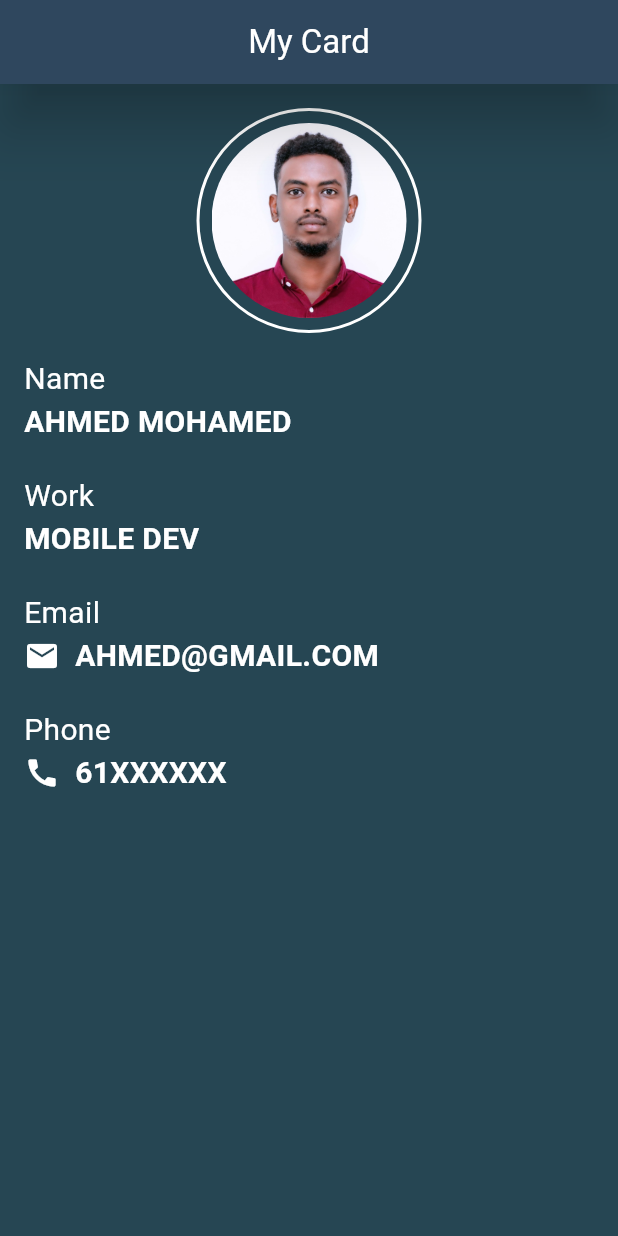
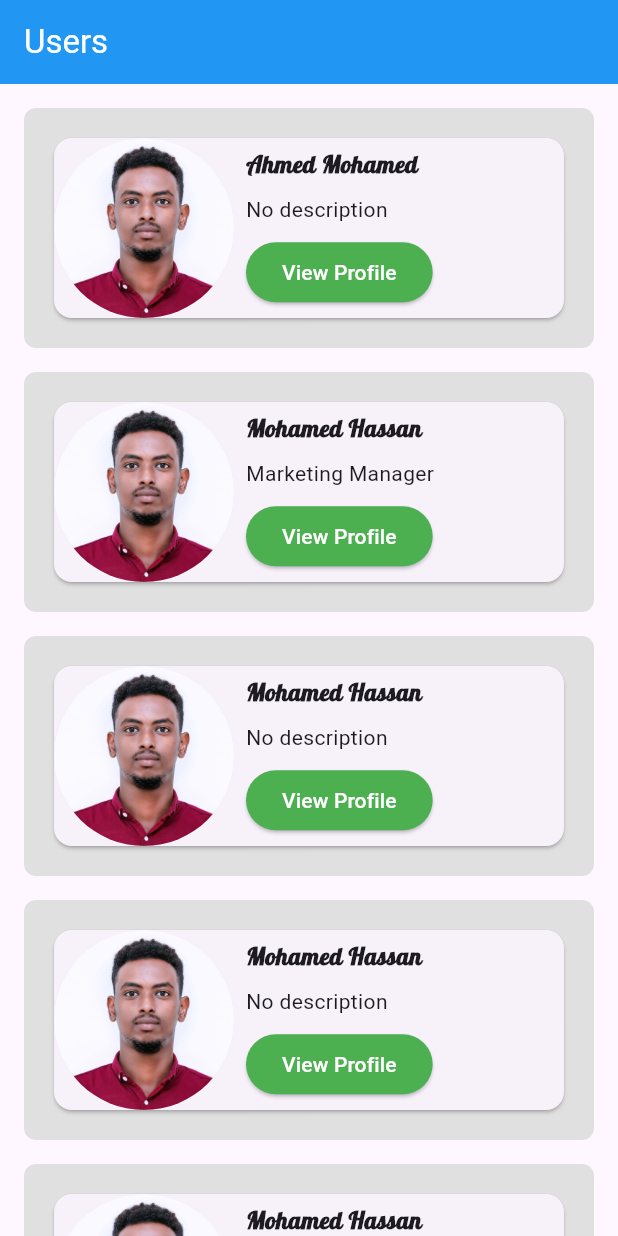
Before and after one commit to ahmed-moha/just-flutter-CA21, a Flutter app: the screen it shows after launch, on a phone screen of 412 x 824 dp. Run offline on Flutter 3.47's test engine with Material 3 defaults, Android fonts, the phone set to English and light mode, and no system bars.

Commit message:
Lesson Three

```diff
--- /dev/null
+++ b/lib/components/user_card.dart
@@ -0,0 +1,65 @@
+import 'package:flutter/material.dart';
+
+class UserCard extends StatelessWidget {
+  const UserCard({super.key,required this.imagePath,required this.title,this.description});
+final String imagePath;
+final String title;
+final String? description;
+  @override
+  Widget build(BuildContext context) {
+    return Container(
+            margin: const EdgeInsets.symmetric(horizontal: 16),
+            padding: const EdgeInsets.all(16),
+            decoration: BoxDecoration(
+                color: Colors.grey.shade300,
+                borderRadius: BorderRadius.circular(8)),
+            child:  Card(
+              child: Row(
+                children: [
+                   CircleAvatar(
+                    radius: 60,
+                    backgroundImage: AssetImage(imagePath),
+                  ),
+                  const SizedBox(
+                    width: 8,
+                  ),
+                  Column(
+                    crossAxisAlignment: CrossAxisAlignment.start,
+                    children: [
+                       Text(
+                        title,
+                        style: const TextStyle(
+                          fontSize: 16,
+                          fontWeight: FontWeight.bold,
+                          fontFamily: "lob"
+                        ),
+                      ),
+                      const SizedBox(
+                        height: 8,
+                      ),
+                       Text(
+                        description ?? "No description",
+                        style: const TextStyle(
+
+                            //  fontSize: 16
+                            ),
+                      ),
+                      const SizedBox(height: 8,),
+                      ElevatedButton(
+                        onPressed: (){
+                          print("TAPPED");
+                        },
+                        style: ElevatedButton.styleFrom(
+                          backgroundColor: Colors.green,
+                          foregroundColor: Colors.white
+                        ),
+                        child: const Text("View Profile"),
+                      )
+                    ],
+                  )
+                ],
+              ),
+            ),
+          );
+  }
+}
--- /dev/null
+++ b/lib/lesson 3/lesson_three.dart
@@ -0,0 +1,49 @@
+import 'package:ca212_flutter_app/components/user_card.dart';
+import 'package:flutter/material.dart';
+
+class LessonThree extends StatelessWidget {
+  const LessonThree({super.key});
+
+  @override
+  Widget build(BuildContext context) {
+    return Scaffold(
+      appBar: AppBar(
+        backgroundColor: Colors.blue,
+        title: const Text("Users"),
+        foregroundColor: Colors.white,
+      ),
+      body: const SingleChildScrollView(
+        scrollDirection: Axis.vertical,
+        child: Column(
+          children: [
+            SizedBox(
+              height: 16,
+            ),
+            UserCard(
+              imagePath: "images/1.jpeg",
+              title: "Ahmed Mohamed",
+            ),
+            SizedBox(
+              height: 16,
+            ),
+            UserCard(
+              imagePath: "images/1.jpeg",
+              title: "Mohamed Hassan",
+              description: "Marketing Manager",
+            ),
+            SizedBox(height: 16,),
+             UserCard(imagePath: "images/1.jpeg",title: "Mohamed Hassan",),
+             SizedBox(height: 16,),
+             UserCard(imagePath: "images/1.jpeg",title: "Mohamed Hassan",),
+             SizedBox(height: 16,),
+             UserCard(imagePath: "images/1.jpeg",title: "Mohamed Hassan",),
+             SizedBox(height: 16,),
+             UserCard(imagePath: "images/1.jpeg",title: "Mohamed Hassan",),
+             SizedBox(height: 16,),
+             UserCard(imagePath: "images/1.jpeg",title: "Mohamed Hassan",)
+          ],
+        ),
+      ),
+    );
+  }
+}
--- a/lib/main.dart
+++ b/lib/main.dart
@@ -1,15 +1,17 @@
 import 'package:ca212_flutter_app/lesson%202/card_app.dart';
 import 'package:ca212_flutter_app/lesson%202/card_screen.dart';
+import 'package:ca212_flutter_app/lesson%203/lesson_three.dart';
 import 'package:flutter/material.dart';
 
-import 'home.dart';
+
 
 void main() {
   runApp(
      const MaterialApp(
       // home:HomeScreen()
       // home:CardScreen()
-      home: CardApp(),
+      // home: CardApp(),
+      home:LessonThree()
     ),
   );
 }
--- a/pubspec.yaml
+++ b/pubspec.yaml
@@ -59,6 +59,12 @@ flutter:
   uses-material-design: true
   assets:
     - images/
+    - fonts/
+  fonts:
+    - family: lob
+      fonts:
+        - asset: fonts/Lobster-Regular.ttf
+
 
 
 
```
Also changed, not shown: fonts/Lobster-Regular.ttf (added).
